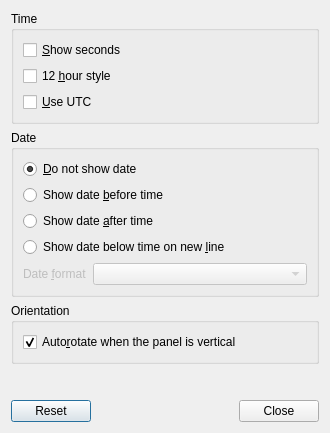
This is plugin-clock/lxqtclockconfiguration.ui in lxqt/lxqt-panel as Qt 5 draws it before an edit. The edited form follows.
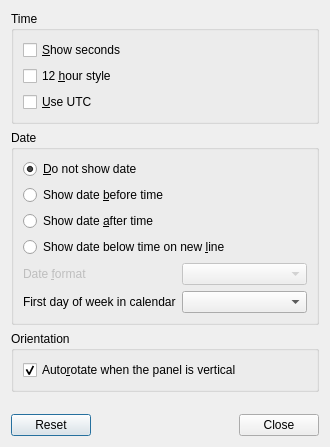
This is the edited form.

Commit message:
plugin-clock: configurable first day of week
fixes lxde/lxqt#193

```diff
--- a/plugin-clock/lxqtclockconfiguration.ui
+++ b/plugin-clock/lxqtclockconfiguration.ui
@@ -7,7 +7,7 @@
     <x>0</x>
     <y>0</y>
     <width>330</width>
-    <height>433</height>
+    <height>447</height>
    </rect>
   </property>
   <property name="windowTitle">
@@ -101,6 +101,20 @@
         </property>
        </widget>
       </item>
+      <item row="5" column="0">
+       <widget class="QLabel" name="firstDayOfWeekL">
+        <property name="text">
+         <string>First day of week in calendar</string>
+        </property>
+        <property name="buddy">
+         <cstring>firstDayOfWeekCB</cstring>
+        </property>
+       </widget>
+      </item>
+      <item row="5" column="1">
+       <widget class="QComboBox" name="firstDayOfWeekCB">
+       </widget>
+      </item>
      </layout>
     </widget>
    </item>
```
The commit also changes 5 other files.
